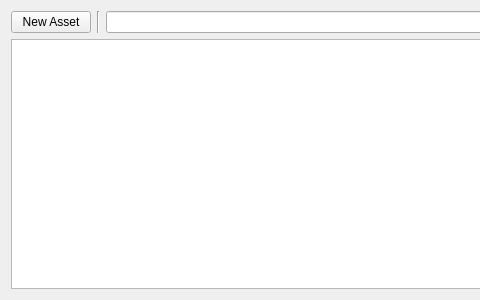
Before: the Qt Designer form editor/ui/ContentBrowser.ui in RyanDeBarros/Olympian, drawn with Qt 5; both pictures show x 0 to 480 and y 0 to 300 of the 831 by 300 pixel window.
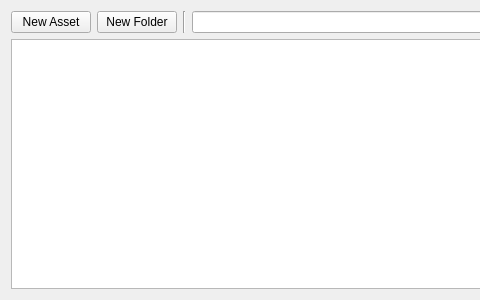
After: the same form once the commit is applied. Custom widgets are drawn as their Qt base class.

Commit message: Basic resource folder navigation in content browser.

Patch:
```diff
--- a/editor/ui/ContentBrowser.ui
+++ b/editor/ui/ContentBrowser.ui
@@ -23,6 +23,13 @@
        </property>
       </widget>
      </item>
+     <item>
+      <widget class="QPushButton" name="pushButton">
+       <property name="text">
+        <string>New Folder</string>
+       </property>
+      </widget>
+     </item>
      <item>
       <widget class="Line" name="line">
        <property name="orientation">
@@ -51,6 +58,13 @@
    </item>
   </layout>
  </widget>
+ <customwidgets>
+  <customwidget>
+   <class>ContentBrowserFolderView</class>
+   <extends>QTableView</extends>
+   <header location="global">editor.windows.ContentBrowser</header>
+  </customwidget>
+ </customwidgets>
  <resources/>
  <connections/>
 </ui>
```
Left out of the diff: 2 changed lines with no effect on the pictures. The commit also changes 1 other file.
